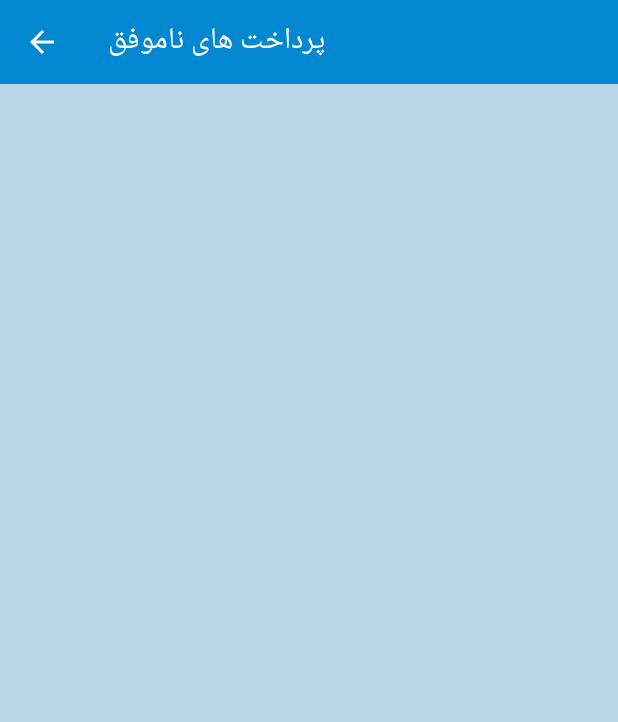
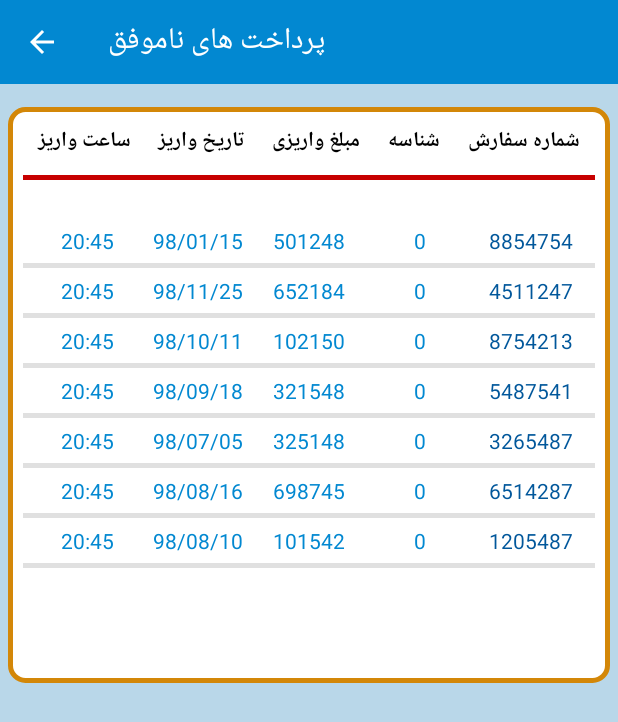
Before and after one commit to Amin397/Portal-daneshjoi, an Android app: the Pardakht_namovafagh screen opened directly, with no data from a screen before it, on a phone screen of 412 x 824 dp. Shown: the top 722 px of the screen. Run offline under Robolectric (Android 15) with nearby library versions, the phone set to English and light mode, and no system bars; Roboto replaces fonts that are not available here.

Commit message:
Pardakht Namovafagh part completed

```diff
--- a/app/src/main/java/com/example/portaldaneshjo/Activity/Omor_mali_activities/Pardakht_namovafagh.java
+++ b/app/src/main/java/com/example/portaldaneshjo/Activity/Omor_mali_activities/Pardakht_namovafagh.java
@@ -3,12 +3,20 @@ package com.example.portaldaneshjo.Activity.Omor_mali_activities;
 import android.support.v7.app.AppCompatActivity;
 import android.os.Bundle;
 import android.support.v7.widget.Toolbar;
+import android.widget.ListView;
 
+import com.example.portaldaneshjo.Adapter.ListViewAdapter_pardakhtnamovafagh;
+import com.example.portaldaneshjo.Model.ListItem_PardakhtNamovafagh;
 import com.example.portaldaneshjo.R;
+
+import java.util.ArrayList;
 
 public class Pardakht_namovafagh extends AppCompatActivity {
 
-    Toolbar toolbar;
+    private Toolbar toolbar;
+    private ListView list_namovafagh;
+    private ArrayList<ListItem_PardakhtNamovafagh> lsModel;
+    private ListViewAdapter_pardakhtnamovafagh lAdapter;
 
     @Override
     protected void onCreate(Bundle savedInstanceState) {
@@ -16,9 +24,26 @@ public class Pardakht_namovafagh extends AppCompatActivity {
         setContentView(R.layout.activity_pardakht_namovafagh);
 
         toolbar = (Toolbar) findViewById(R.id.toolbar_pardakht_error_id);
+        list_namovafagh = (ListView) findViewById(R.id.list_pardakht_namovafagh_id);
+
 
         toolbar.setTitle("پرداخت های ناموفق");
         setSupportActionBar(toolbar);
         getSupportActionBar().setDisplayHomeAsUpEnabled(true);
+
+        lsModel = new ArrayList<ListItem_PardakhtNamovafagh>();
+        lAdapter = new ListViewAdapter_pardakhtnamovafagh(this,lsModel);
+        itemDetails();
+        list_namovafagh.setAdapter(lAdapter);
+    }
+
+    public void itemDetails(){
+        lsModel.add(new ListItem_PardakhtNamovafagh(8854754,0,501248,"98/01/15","20:45"));
+        lsModel.add(new ListItem_PardakhtNamovafagh(4511247,0,652184,"98/11/25","20:45"));
+        lsModel.add(new ListItem_PardakhtNamovafagh(8754213,0,102150,"98/10/11","20:45"));
+        lsModel.add(new ListItem_PardakhtNamovafagh(5487541,0,321548,"98/09/18","20:45"));
+        lsModel.add(new ListItem_PardakhtNamovafagh(3265487,0,325148,"98/07/05","20:45"));
+        lsModel.add(new ListItem_PardakhtNamovafagh(6514287,0,698745,"98/08/16","20:45"));
+        lsModel.add(new ListItem_PardakhtNamovafagh(1205487,0,101542,"98/08/10","20:45"));
     }
 }
--- /dev/null
+++ b/app/src/main/java/com/example/portaldaneshjo/Adapter/ListViewAdapter_pardakhtnamovafagh.java
@@ -0,0 +1,48 @@
+package com.example.portaldaneshjo.Adapter;
+
+import android.content.Context;
+import android.view.LayoutInflater;
+import android.view.View;
+import android.view.ViewGroup;
+import android.widget.ArrayAdapter;
+import android.widget.TextView;
+
+import com.example.portaldaneshjo.Model.ListItem_PardakhtNamovafagh;
+import com.example.portaldaneshjo.R;
+
+import java.util.ArrayList;
+
+public class ListViewAdapter_pardakhtnamovafagh extends ArrayAdapter<ListItem_PardakhtNamovafagh> {
+
+    private Context context;
+    private ArrayList<ListItem_PardakhtNamovafagh> listItemPardakhtNamovafagh;
+
+    public ListViewAdapter_pardakhtnamovafagh(Context context, ArrayList<ListItem_PardakhtNamovafagh> listItemPardakhtNamovafagh) {
+        super(context, 0, listItemPardakhtNamovafagh);
+        this.context = context;
+        this.listItemPardakhtNamovafagh = listItemPardakhtNamovafagh;
+    }
+
+    @Override
+    public View getView(int position, View convertView, ViewGroup parent) {
+        ListItem_PardakhtNamovafagh lp = getItem(position);
+        if (convertView == null){
+            convertView = LayoutInflater.from(getContext()).inflate(R.layout.list_item_namovafagh,parent,false);
+        }
+
+        TextView txt_shomaresefaresh = (TextView) convertView.findViewById(R.id.txt_shomaresefaresh_id);
+        TextView txt_shenase = (TextView) convertView.findViewById(R.id.txt_shenase_id);
+        TextView txt_mablaghvarizi = (TextView) convertView.findViewById(R.id.txt_mablaghevariz_id);
+        TextView txt_tarikhvariz = (TextView) convertView.findViewById(R.id.txt_tarikhevariz_id);
+        TextView txt_satvariz = (TextView) convertView.findViewById(R.id.txt_saatevariz_id);
+
+        assert lp != null;
+        txt_shomaresefaresh.setText(String.valueOf(lp.getShomaresefaresh()));
+        txt_shenase.setText(String.valueOf(lp.getShenase()));
+        txt_mablaghvarizi.setText(String.valueOf(lp.getMablaghevarizi()));
+        txt_tarikhvariz.setText(lp.getTarikhvariz());
+        txt_satvariz.setText(lp.getSaatvariz());
+
+        return convertView;
+    }
+}
--- /dev/null
+++ b/app/src/main/java/com/example/portaldaneshjo/Model/ListItem_PardakhtNamovafagh.java
@@ -0,0 +1,55 @@
+package com.example.portaldaneshjo.Model;
+
+public class ListItem_PardakhtNamovafagh {
+
+    private long shomaresefaresh,shenase,mablaghevarizi;
+    private String tarikhvariz,saatvariz;
+
+    public ListItem_PardakhtNamovafagh(long shomaresefaresh, long shenase, long mablaghevarizi, String tarikhvariz, String saatvariz) {
+        this.shomaresefaresh = shomaresefaresh;
+        this.shenase = shenase;
+        this.mablaghevarizi = mablaghevarizi;
+        this.tarikhvariz = tarikhvariz;
+        this.saatvariz = saatvariz;
+    }
+
+    public long getShomaresefaresh() {
+        return shomaresefaresh;
+    }
+
+    public void setShomaresefaresh(long shomaresefaresh) {
+        this.shomaresefaresh = shomaresefaresh;
+    }
+
+    public long getShenase() {
+        return shenase;
+    }
+
+    public void setShenase(long shenase) {
+        this.shenase = shenase;
+    }
+
+    public long getMablaghevarizi() {
+        return mablaghevarizi;
+    }
+
+    public void setMablaghevarizi(long mablaghevarizi) {
+        this.mablaghevarizi = mablaghevarizi;
+    }
+
+    public String getTarikhvariz() {
+        return tarikhvariz;
+    }
+
+    public void setTarikhvariz(String tarikhvariz) {
+        this.tarikhvariz = tarikhvariz;
+    }
+
+    public String getSaatvariz() {
+        return saatvariz;
+    }
+
+    public void setSaatvariz(String saatvariz) {
+        this.saatvariz = saatvariz;
+    }
+}
--- a/app/src/main/res/layout/activity_pardakht_namovafagh.xml
+++ b/app/src/main/res/layout/activity_pardakht_namovafagh.xml
@@ -15,4 +15,91 @@
         android:theme="@style/ThemeOverlay.AppCompat.Dark.ActionBar"
         android:layout_height="?attr/actionBarSize"/>
 
+    <ScrollView
+        android:layout_below="@id/toolbar_pardakht_error_id"
+        android:layout_marginTop="10dp"
+        android:layout_width="match_parent"
+        android:layout_height="match_parent">
+
+        <TableLayout
+            android:layout_width="match_parent"
+            android:layout_height="200dp"
+            android:layout_gravity="right"
+            android:layout_margin="5dp"
+            android:layout_marginBottom="20dp"
+            android:background="@drawable/back_1">
+
+            <TableRow
+                android:layout_margin="5dp"
+                android:padding="5dp"
+                android:layout_height="wrap_content"
+                android:layout_width="match_parent">
+
+                <TextView
+                    android:layout_width="match_parent"
+                    android:layout_height="match_parent"
+                    android:layout_weight="1"
+                    android:textColor="@color/black_color"
+                    android:textStyle="bold"
+                    android:textAlignment="center"
+                    android:text="@string/variz_time"/>
+
+                <TextView
+                    android:layout_width="match_parent"
+                    android:layout_height="match_parent"
+                    android:textAlignment="center"
+                    android:textStyle="bold"
+                    android:textColor="@color/black_color"
+                    android:layout_weight="1"
+                    android:text="@string/variz_date"/>
+
+                <TextView
+                    android:layout_width="wrap_content"
+                    android:layout_height="match_parent"
+                    android:layout_weight="1"
+                    android:textColor="@color/black_color"
+                    android:textStyle="bold"
+                    android:textAlignment="center"
+                    android:text="@string/varizi_mablagh"/>
+
+                <TextView
+                    android:layout_width="match_parent"
+                    android:layout_height="match_parent"
+                    android:layout_weight="1"
+                    android:text="@string/shenase"
+                    android:textColor="@color/black_color"
+                    android:textStyle="bold"
+                    android:textAlignment="center"
+                    />
+
+                <TextView
+                    android:layout_width="match_parent"
+                    android:layout_height="match_parent"
+                    android:layout_weight="1"
+                    android:textAlignment="center"
+                    android:textStyle="bold"
+                    android:textColor="@color/black_color"
+                    android:text="@string/shomaresefaresh"
+                    />
+            </TableRow>
+
+            <View
+                android:layout_width="match_parent"
+                android:layout_height="3dp"
+                android:layout_marginLeft="10dp"
+                android:layout_marginRight="10dp"
+                android:layout_marginBottom="15dp"
+                android:background="@color/red_color"
+                />
+
+            <ListView
+                android:id="@+id/list_pardakht_namovafagh_id"
+                android:layout_width="match_parent"
+                android:layout_height="300dp"
+                android:layout_margin="10dp"
+                android:layout_marginHorizontal="5dp"
+                android:dividerHeight="3dp" />
+        </TableLayout>
+    </ScrollView>
+
 </RelativeLayout>
--- /dev/null
+++ b/app/src/main/res/layout/list_item_namovafagh.xml
@@ -0,0 +1,53 @@
+<?xml version="1.0" encoding="utf-8"?>
+<LinearLayout
+    xmlns:android="http://schemas.android.com/apk/res/android"
+    android:layout_width="match_parent"
+    android:gravity="end"
+    android:layout_margin="5dp"
+    android:padding="5dp"
+    android:weightSum="1"
+    android:layout_height="match_parent">
+
+    <TextView
+        android:id="@+id/txt_saatevariz_id"
+        android:textAlignment="center"
+        android:textColor="@color/colorPrimary"
+        android:layout_weight="0.2"
+        android:layout_width="0dp"
+        android:layout_height="wrap_content" />
+
+    <TextView
+        android:id="@+id/txt_tarikhevariz_id"
+        android:textAlignment="center"
+        android:layout_weight="0.2"
+        android:textColor="@color/colorPrimary"
+        android:layout_width="0dp"
+        android:layout_height="wrap_content" />
+
+    <TextView
+        android:id="@+id/txt_mablaghevariz_id"
+        android:textAlignment="center"
+        android:layout_weight="0.2"
+        android:layout_width="0dp"
+        android:textColor="@color/colorPrimary"
+        android:layout_height="wrap_content" />
+
+    <TextView
+        android:id="@+id/txt_shenase_id"
+        android:textAlignment="center"
+        android:layout_weight="0.2"
+        android:layout_width="0dp"
+        android:textColor="@color/colorPrimary"
+        android:layout_height="wrap_content" />
+
+    <TextView
+        android:id="@+id/txt_shomaresefaresh_id"
+        android:textAlignment="center"
+        android:layout_weight="0.2"
+        android:textColor="@color/colorPrimaryDark"
+        android:layout_width="0dp"
+        android:layout_height="wrap_content" />
+
+
+
+</LinearLayout>
--- a/app/src/main/res/values/strings.xml
+++ b/app/src/main/res/values/strings.xml
@@ -97,4 +97,9 @@
     <string name="jamekol">جمع کل (ریال):</string>
     <string name="vaziatekol">وضعیت کل (ریال):</string>
     <string name="showvaziatekol">12000 بستانکار</string>
+    <string name="variz_time">ساعت واریز</string>
+    <string name="variz_date">تاریخ واریز</string>
+    <string name="varizi_mablagh">مبلغ واریزی</string>
+    <string name="shomaresefaresh">شماره سفارش</string>
+    <string name="shenase">شناسه</string>
 </resources>
```
